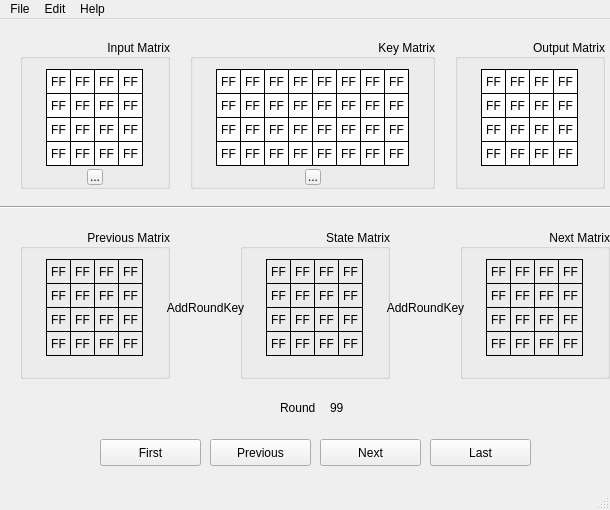
Before: the Qt Designer form ui/mainwindow.ui in giovanirinaldi/YAAES, drawn with Qt 5.
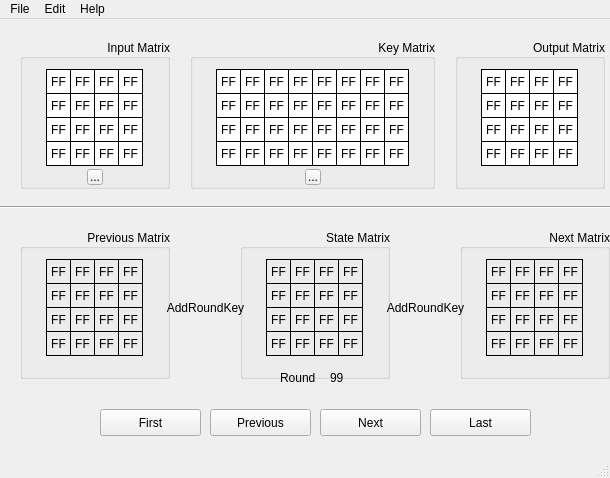
After: the same form once the commit is applied. Icons and pictures are not drawn.

Patch:
```diff
--- a/ui/mainwindow.ui
+++ b/ui/mainwindow.ui
@@ -7,7 +7,7 @@
     <x>0</x>
     <y>0</y>
     <width>610</width>
-    <height>510</height>
+    <height>478</height>
    </rect>
   </property>
   <property name="sizePolicy">
@@ -36,7 +36,7 @@
     <property name="geometry">
      <rect>
       <x>210</x>
-      <y>420</y>
+      <y>390</y>
       <width>101</width>
       <height>27</height>
      </rect>
@@ -52,7 +52,7 @@
     <property name="geometry">
      <rect>
       <x>320</x>
-      <y>420</y>
+      <y>390</y>
       <width>101</width>
       <height>27</height>
      </rect>
@@ -65,7 +65,7 @@
     <property name="geometry">
      <rect>
       <x>100</x>
-      <y>420</y>
+      <y>390</y>
       <width>101</width>
       <height>27</height>
      </rect>
@@ -78,7 +78,7 @@
     <property name="geometry">
      <rect>
       <x>430</x>
-      <y>420</y>
+      <y>390</y>
       <width>101</width>
       <height>27</height>
      </rect>
@@ -91,7 +91,7 @@
     <property name="geometry">
      <rect>
       <x>330</x>
-      <y>380</y>
+      <y>350</y>
       <width>21</width>
       <height>17</height>
      </rect>
@@ -4573,7 +4573,7 @@
     <property name="geometry">
      <rect>
       <x>280</x>
-      <y>380</y>
+      <y>350</y>
       <width>51</width>
       <height>17</height>
      </rect>
```
Left out of the diff: 45 changed lines with no effect on the pictures.
